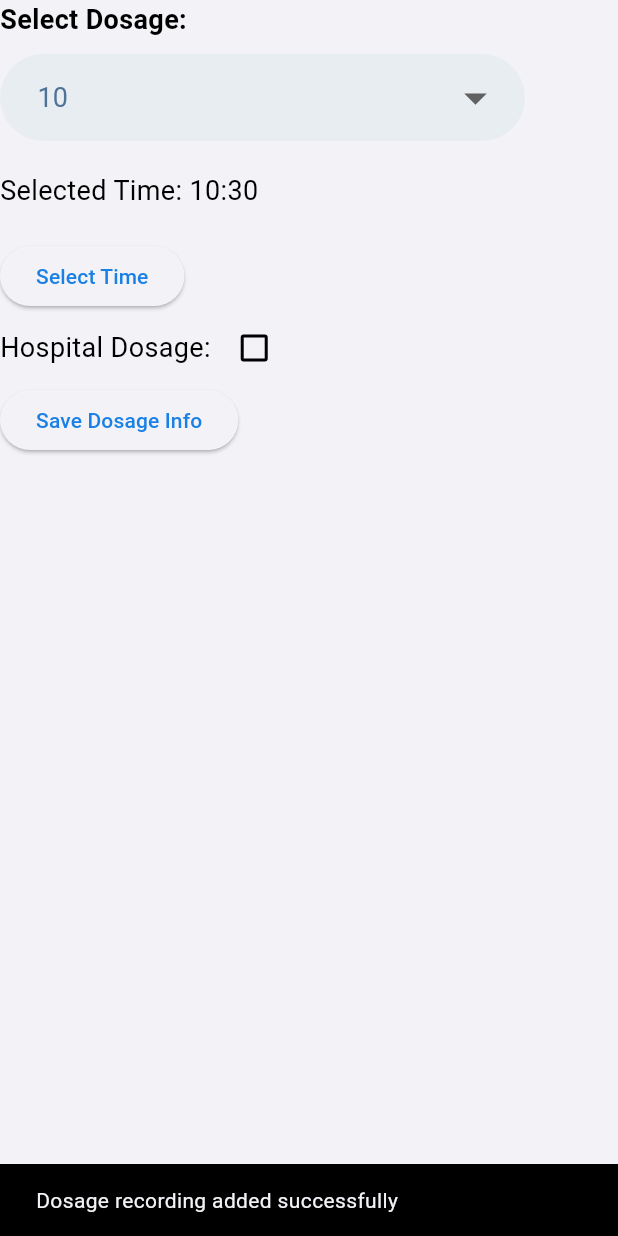
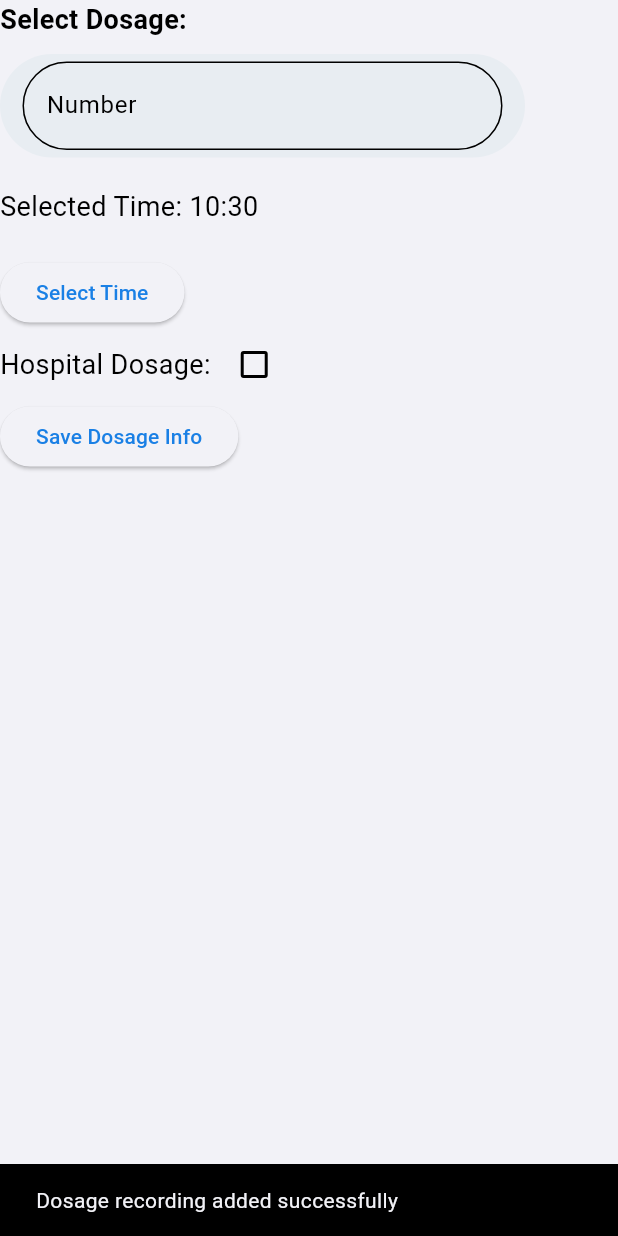
Before and after one commit to KeremTamirci/ImmunotherapyApp, a Flutter app: the DoseIntakePage widget shown alone on an empty page, opened directly, after a tap on "Save Dosage Info", on a phone screen of 412 x 824 dp. Run offline on Flutter 3.47's test engine with Material 3 defaults, Android fonts, the phone set to English and light mode, and no system bars; our stand-ins replace cloud_firestore, firebase_auth, firebase_core, firebase_messaging, fl_chart, flutter_local_notifications; missing offline and left inert: flutter_material_pickers; accounts and stored records are empty.

Commit message:
Numeric Text Field Added

```diff
--- a/immunotheraphy_app/lib/patient/screens/dose_intake_page.dart
+++ b/immunotheraphy_app/lib/patient/screens/dose_intake_page.dart
@@ -1,11 +1,12 @@
 import 'package:firebase_auth/firebase_auth.dart';
 import 'package:flutter/material.dart';
-import 'package:flutter_material_pickers/flutter_material_pickers.dart';
+import 'package:flutter/services.dart';
+// import 'package:flutter_material_pickers/flutter_material_pickers.dart';
 import 'package:immunotheraphy_app/patient/utils/database_controller.dart';
 import 'package:immunotheraphy_app/utils/color_utils.dart';
 
 class DoseIntakePage extends StatefulWidget {
-  const DoseIntakePage({Key? key}) : super(key: key);
+  const DoseIntakePage({super.key});
 
   @override
   State<DoseIntakePage> createState() => DoseIntakePageState();
@@ -13,6 +14,8 @@
 
 class DoseIntakePageState extends State<DoseIntakePage> {
   int _selectedItem = 10; // Initial value for dropdown
+  String _numericValue = '';
+  final TextEditingController _textController = TextEditingController();
   TimeOfDay _selectedTime = TimeOfDay.now(); // Initial value for time picker
   bool _isHospitalDosage = false; // Initial value for hospital dosage
   late DatabaseController _databaseController;
@@ -25,18 +28,18 @@
     _getUserData();
   }
 
-  // Function to show the time picker
-  void _showTimePicker() {
-    showMaterialTimePicker(
-      context: context,
-      selectedTime: _selectedTime,
-      onChanged: (time) {
-        setState(() {
-          _selectedTime = time;
-        });
-      },
-    );
-  }
+  // // Function to show the time picker
+  // void _showTimePicker() {
+  //   showMaterialTimePicker(
+  //     context: context,
+  //     selectedTime: _selectedTime,
+  //     onChanged: (time) {
+  //       setState(() {
+  //         _selectedTime = time;
+  //       });
+  //     },
+  //   );
+  // }
 
   Future<void> _showTimePickerTest() async {
     final TimeOfDay? pickedTime = await showTimePicker(
@@ -78,7 +81,8 @@
       Map<String, dynamic> dosageDetails = {
         'dosage_date': DateTime.now(),
         'detail': 'Doz kaydı detayı',
-        'dosage_amount': _selectedItem, // Using the selected item directly
+        // 'dosage_amount': _selectedItem, // Using the selected item directly
+        'dosage_amount': int.tryParse(_textController.text),
         'is_hospital_dosage': _isHospitalDosage,
         'measure_metric': 'mg',
         // Add any other fields you need for your dosage recording
@@ -133,34 +137,47 @@
             color: hexStringToColor("E8EDF2"),
             borderRadius: BorderRadius.circular(40),
           ),
-          child: DropdownButtonHideUnderline(
-            child: DropdownButton<int>(
-              value: _selectedItem,
-              isExpanded: true,
-              dropdownColor: hexStringToColor("E8EDF2"),
-              iconSize: 36,
-              style: TextStyle(
-                color: hexStringToColor("4F7396"),
-                fontSize: 18,
+          child: TextField(
+            keyboardType: const TextInputType.numberWithOptions(decimal: false),
+            inputFormatters: <TextInputFormatter>[
+              FilteringTextInputFormatter.allow(RegExp(r'[0-9]')),
+            ],
+            decoration: InputDecoration(
+              hintText: 'Enter a number',
+              labelText: 'Number',
+              border: OutlineInputBorder(
+                borderRadius: BorderRadius.circular(30),
               ),
-              borderRadius: BorderRadius.circular(30),
-              onChanged: (int? newValue) {
-                setState(() {
-                  _selectedItem = newValue!;
-                });
-              },
-              items: <int>[10, 20, 30, 40, 50]
-                  .map<DropdownMenuItem<int>>((int value) {
-                return DropdownMenuItem<int>(
-                  value: value,
-                  child: Padding(
-                    padding: const EdgeInsets.only(left: 10.0),
-                    child: Text('$value'), // Convert integer to string
-                  ),
-                );
-              }).toList(),
+              filled: true,
+              fillColor: hexStringToColor("E8EDF2"),
             ),
+            style: TextStyle(
+              color: hexStringToColor("4F7396"),
+              fontSize: 18,
+            ),
+            // Set the TextEditingController
+            controller: _textController,
+            // Inside the onChanged callback
+            onChanged: (String value) {
+              // Parse the input value to ensure it's numeric
+              String newValue = value.replaceAll(RegExp(r'[^0-9]'), '');
+
+              // Update the text field's value without triggering onChanged
+              _textController.value = _textController.value.copyWith(
+                text: newValue,
+                selection: TextSelection.collapsed(offset: newValue.length),
+                composing: TextRange.empty,
+              );
+            },
           ),
+          // MyDropdownWidget(
+          //   selectedItem: _selectedItem,
+          //   onChanged: (int? newValue) {
+          //     setState(() {
+          //       _selectedItem = newValue!;
+          //     });
+          //   },
+          // ),
         ),
         const SizedBox(height: 20),
         Text(
@@ -205,3 +222,42 @@
     // );
   }
 }
+
+class MyDropdownWidget extends StatelessWidget {
+  final int selectedItem;
+  final ValueChanged<int?> onChanged;
+
+  const MyDropdownWidget({
+    super.key,
+    required this.selectedItem,
+    required this.onChanged,
+  });
+
+  @override
+  Widget build(BuildContext context) {
+    return DropdownButtonHideUnderline(
+      child: DropdownButton<int>(
+        value: selectedItem,
+        isExpanded: true,
+        dropdownColor: hexStringToColor("E8EDF2"),
+        iconSize: 36,
+        style: TextStyle(
+          color: hexStringToColor("4F7396"),
+          fontSize: 18,
+        ),
+        borderRadius: BorderRadius.circular(30),
+        onChanged: onChanged,
+        items:
+            <int>[10, 20, 30, 40, 50].map<DropdownMenuItem<int>>((int value) {
+          return DropdownMenuItem<int>(
+            value: value,
+            child: Padding(
+              padding: const EdgeInsets.only(left: 10.0),
+              child: Text('$value'), // Convert integer to string
+            ),
+          );
+        }).toList(),
+      ),
+    );
+  }
+}
```
